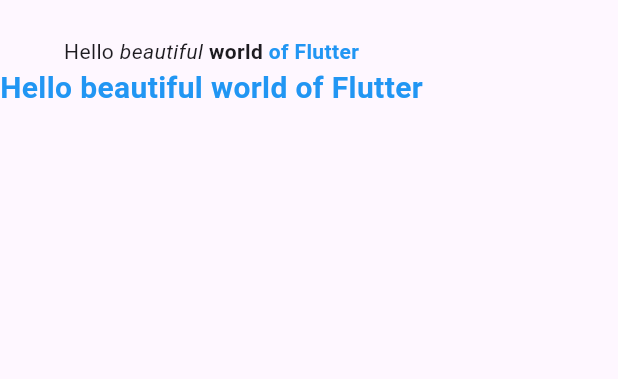
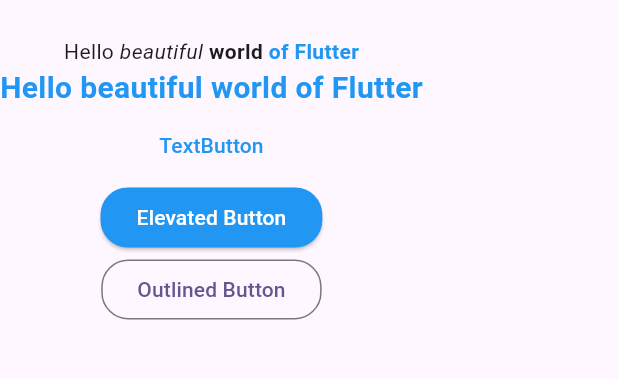
Before and after one commit to DevAiKaiSys/CMDev_Flutter, a Flutter app: the screen it shows after launch, on a phone screen of 412 x 824 dp, the part 63-442 px from its top. Run offline on Flutter 3.47's test engine with Material 3 defaults, Android fonts, the phone set to English and light mode, and no system bars.

Commit message:
Flutter Online 2024 Ep.20 Buttons Widget

```diff
--- /dev/null
+++ b/Workshops/flutter_application/lib/lesson/ep20/my_button_widget.dart
@@ -0,0 +1,58 @@
+import 'package:flutter/material.dart';
+
+class MyButtonsWidget extends StatelessWidget {
+  const MyButtonsWidget({super.key});
+
+  @override
+  Widget build(BuildContext context) {
+    return Column(
+      children: [
+        //* TextButton
+        TextButton(
+          style: TextButton.styleFrom(
+            foregroundColor: Colors.blue,
+            shape: RoundedRectangleBorder(
+              borderRadius: BorderRadius.circular(18),
+            ),
+          ),
+          //* Same as above
+          // style: ButtonStyle(
+          //   foregroundColor: MaterialStateProperty.all<Color>(Colors.blue),
+          //   shape: MaterialStateProperty.all<RoundedRectangleBorder>(
+          //     RoundedRectangleBorder(
+          //       borderRadius: BorderRadius.circular(18),
+          //     ),
+          //   ),
+          // ),
+          onPressed: () {
+            print("TextButton pressed");
+          },
+          child: const Text('TextButton'),
+        ),
+        //* ElevatedButton
+        ElevatedButton(
+            style: ElevatedButton.styleFrom(
+              backgroundColor: Colors.blue,
+              shape: RoundedRectangleBorder(
+                borderRadius: BorderRadius.circular(18),
+              ),
+            ),
+            onPressed: () {},
+            child: const Text(
+              'Elevated Button',
+              style: TextStyle(color: Colors.white),
+            )),
+        //* OutlinedButton
+        OutlinedButton(
+          style: OutlinedButton.styleFrom(
+            shape: RoundedRectangleBorder(
+              borderRadius: BorderRadius.circular(18),
+            ),
+          ),
+          onPressed: () {},
+          child: const Text('Outlined Button'),
+        ),
+      ],
+    );
+  }
+}
--- a/Workshops/flutter_application/lib/screens/home_screen.dart
+++ b/Workshops/flutter_application/lib/screens/home_screen.dart
@@ -1,5 +1,6 @@
 import 'package:flutter/material.dart';
 import 'package:flutter_application/lesson/ep19/my_text_widget.dart';
+import 'package:flutter_application/lesson/ep20/my_button_widget.dart';
 
 class HomeScreen extends StatelessWidget {
   const HomeScreen({super.key});
@@ -15,7 +16,10 @@
       body: const SingleChildScrollView(
         padding: EdgeInsets.symmetric(vertical: 10),
         child: Column(
-          children: [MyTextWidget()],
+          children: [
+            MyTextWidget(),
+            MyButtonsWidget(),
+          ],
         ),
       ),
     );
```
